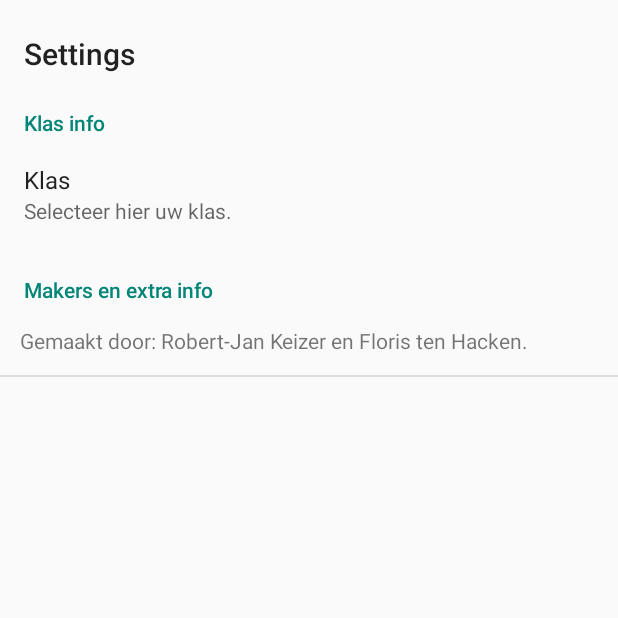
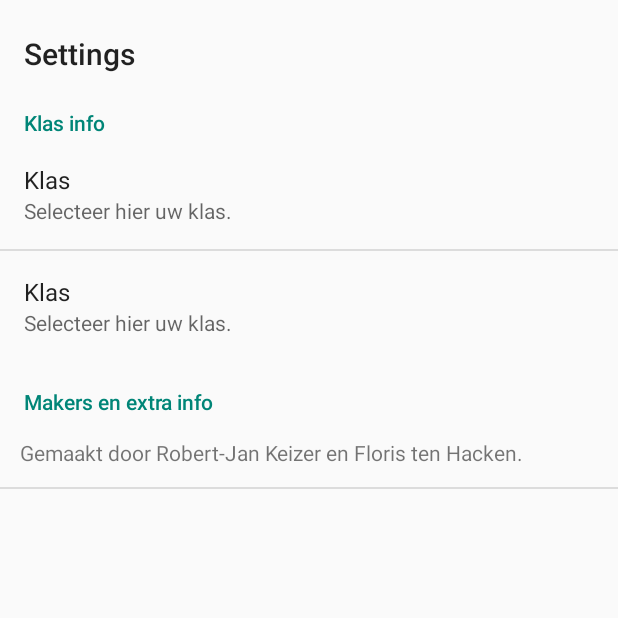
Before and after one commit to TeamFloro/Roostereemland, an Android app: the Settings screen opened directly, with no data from a screen before it, on a phone screen of 412 x 824 dp, the top half of it. Run offline under Robolectric (Android 15) with nearby library versions, the phone set to English and light mode, and no system bars.

Commit message:
Ja bijna klaar yes

```diff
--- a/app/src/main/java/nl/floro/roostereemland/MainActivity.java
+++ b/app/src/main/java/nl/floro/roostereemland/MainActivity.java
@@ -250,6 +250,7 @@ public class MainActivity extends ActionBarActivity {
 
         if (klas != null) {
             spinnerKlas.setSelection(Integer.valueOf(klas));
+
         }
         System.out.println("hij update nu toch?" + klas);
 
--- a/app/src/main/res/layout/activity_main.xml
+++ b/app/src/main/res/layout/activity_main.xml
@@ -7,12 +7,11 @@
     tools:context=".MainActivity"
     android:orientation="vertical">
 
-    <android.support.v7.widget.Toolbar
-        xmlns:android="http://schemas.android.com/apk/res/android"
+    <android.support.v7.widget.Toolbar xmlns:android="http://schemas.android.com/apk/res/android"
         android:id="@+id/toolbar"
         android:layout_width="match_parent"
         android:layout_height="wrap_content"
-        android:background="?attr/colorPrimary"/>
+        android:background="?attr/colorPrimary" />
 
     <ImageView
         android:layout_width="wrap_content"
--- a/app/src/main/res/values/colors.xml
+++ b/app/src/main/res/values/colors.xml
@@ -3,4 +3,5 @@
     <color name="colorPrimary">#FF5722</color>
     <color name="colorSecondary">#E64A19</color>
     <color name="backgroundColor">#B6B6B6</color>
+    <color name="gray">#FFCACACA</color>
 </resources>
--- a/app/src/main/res/values/strings.xml
+++ b/app/src/main/res/values/strings.xml
@@ -5,5 +5,5 @@
     <string name="action_settings">Settings</string>
     <string name="ScrollView">ScrollView</string>
     <string name="title_activity_settings">Settings</string>
-    <string name="credits_text">Gemaakt door: Robert-Jan Keizer en Floris ten Hacken.</string>
+    <string name="credits_text">Gemaakt door Robert-Jan Keizer en Floris ten Hacken.</string>
 </resources>
--- a/app/src/main/res/values/styles.xml
+++ b/app/src/main/res/values/styles.xml
@@ -8,15 +8,23 @@
         <item name="colorPrimaryDark">@color/colorSecondary</item>
         <item name="android:windowNoTitle">true</item>
         <item name="android:textColorPrimary">#FFFF</item>
-        <item name="actionMenuTextColor">@color/abc_primary_text_material_light</item>
+        <item name="android:textColorSecondary">#ff752801</item>
         <item name="windowActionBar">false</item>
         <item name="android:navigationBarColor">@color/colorPrimary</item>
+        <item name="android:itemTextAppearance">@style/myCustomMenuTextApearance</item>
+
     </style>
 
     <style name="AppThemeSettings" parent="Theme.AppCompat.Light.DarkActionBar">
         <item name="android:windowNoTitle">false</item>
         <item name="colorPrimary">@color/colorPrimary</item>
-        <item name="colorPrimaryDark">@color/colorSecondary</item>
+        <item name="colorPrimaryDark">@color/gray</item>
         <item name="windowActionBar">true</item>
+
+
+    </style>
+
+    <style name="myCustomMenuTextApearance" parent="@android:style/TextAppearance.Widget.IconMenu.Item">
+        <item name="android:textColor">#000</item>
     </style>
 </resources>
--- a/app/src/main/res/xml/prefs.xml
+++ b/app/src/main/res/xml/prefs.xml
@@ -4,12 +4,21 @@
     <PreferenceCategory
         android:summary="Standaard klas selector"
         android:title="Klas info">
+
         <ListPreference
             android:entries="@array/klassenEntries"
             android:entryValues="@array/klassenValues"
             android:key="klas"
             android:summary="Selecteer hier uw klas."
             android:title="Klas" />
+
+        <ListPreference
+            android:entries="@array/klassenEntries"
+            android:entryValues="@array/klassenValues"
+            android:key="klas"
+            android:summary="Selecteer hier uw klas."
+            android:title="Klas" />
+
     </PreferenceCategory>
 
     <PreferenceCategory
```
